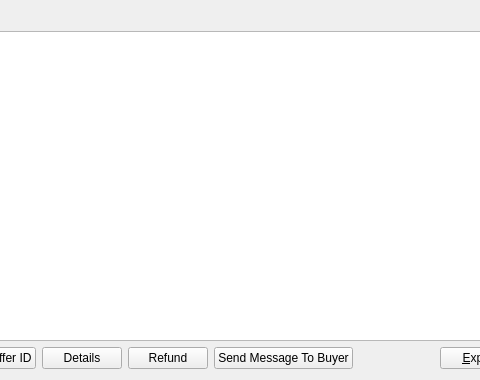
Before: the Qt Designer form src/qt/forms/myacceptedofferlistpage.ui in willyko/syscoin2, drawn with Qt 5; both pictures show x 143 to 623 and y 0 to 380 of the 760 by 380 pixel window.
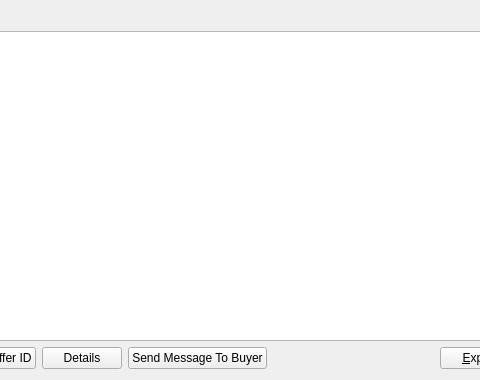
After: the same form once the commit is applied. Icons and pictures are not drawn.

The edit to the form file:
```diff
--- a/src/qt/forms/myacceptedofferlistpage.ui
+++ b/src/qt/forms/myacceptedofferlistpage.ui
@@ -96,17 +96,6 @@
        </property>
       </widget>
      </item>
-     <item>
-      <widget class="QPushButton" name="refundButton">
-       <property name="text">
-        <string>Refund</string>
-       </property>
-       <property name="icon">
-        <iconset resource="../syscoin.qrc">
-         <normaloff>:/icons/syscoin</normaloff>:/icons/syscoin</iconset>
-       </property>
-      </widget>
-     </item>
      <item>
       <widget class="QPushButton" name="messageButton">
        <property name="text">
```
